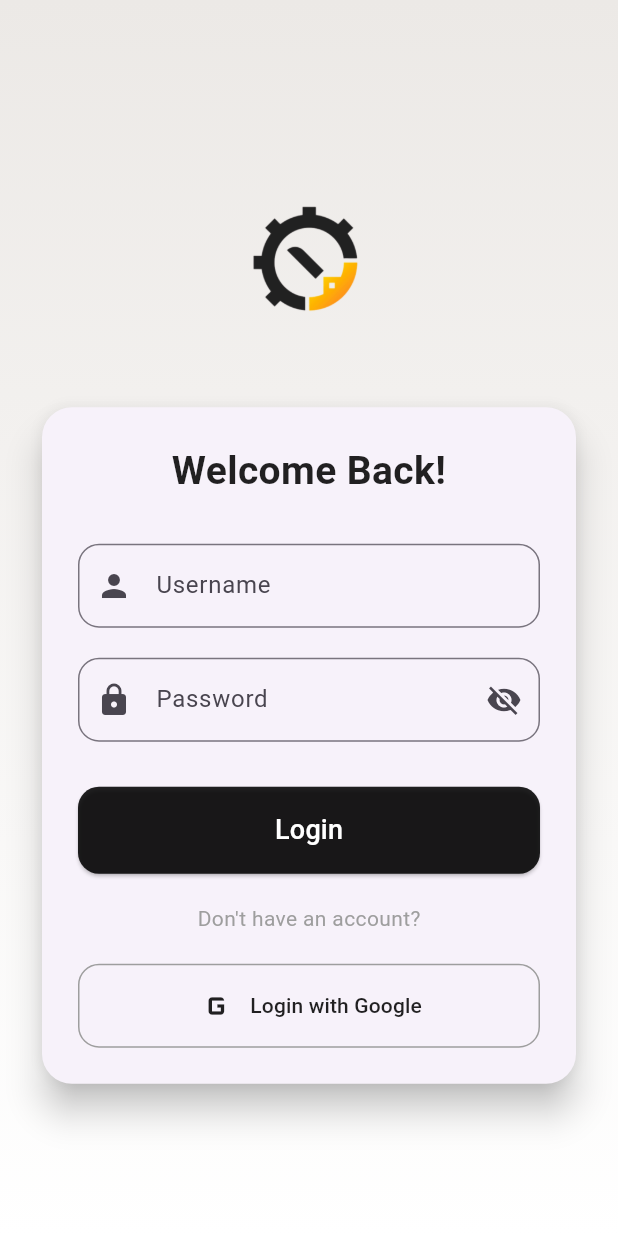
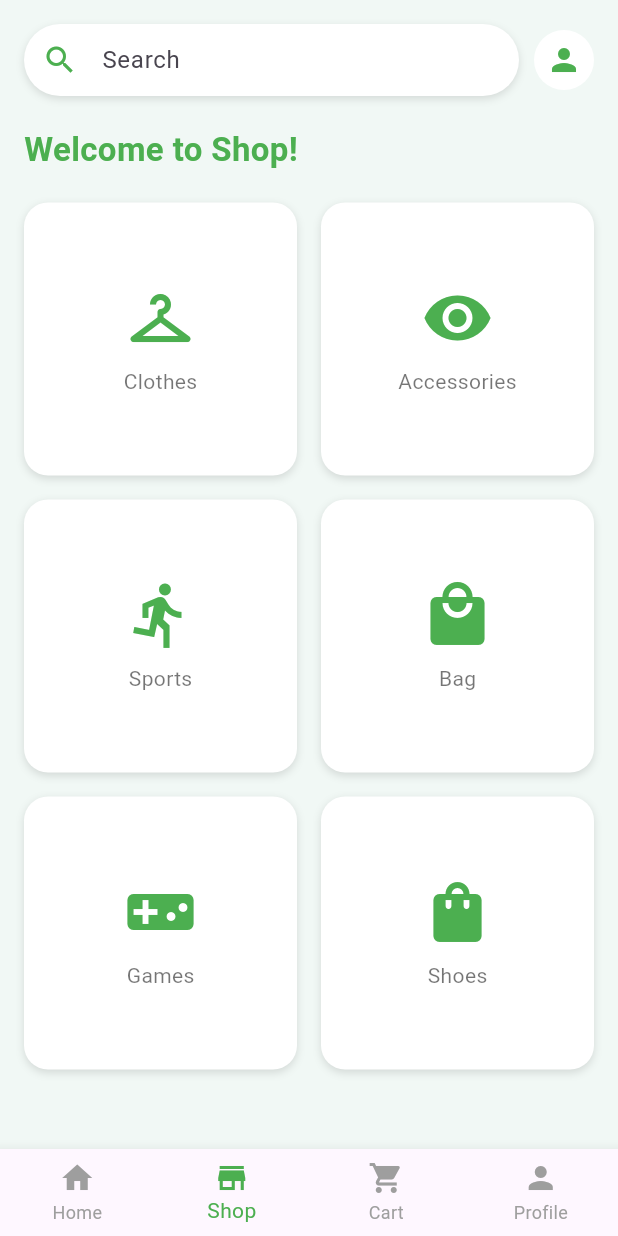
Before and after one commit to driannn4/Tugas-MP_1, a Flutter app: the screen it shows after launch, on a phone screen of 412 x 824 dp. Run offline on Flutter 3.47's test engine with Material 3 defaults, Android fonts, the light colour scheme and no system bars; Roboto replaces fonts that are missing (Helvetica).

Commit message:
tampilan Home

```diff
--- a/lib/main.dart
+++ b/lib/main.dart
@@ -1,6 +1,8 @@
 import 'package:flutter/material.dart';
-import 'screens/login_screens.dart';
 import 'screens/shop_screens.dart';
+import 'screens/home_screens.dart';
+import 'screens/cart_screens.dart';
+import 'screens/profile_screens.dart';
 
 void main() {
   runApp(const MyApp());
@@ -12,16 +14,13 @@
   @override
   Widget build(BuildContext context) {
     return MaterialApp(
-      title: 'Toko Online MP1',
+      debugShowCheckedModeBanner: false,
+      title: 'Mobile Shop',
       theme: ThemeData(
-        primarySwatch: Colors.deepPurple,
+        primarySwatch: Colors.green,
+        fontFamily: 'Helvetica',
       ),
-      initialRoute: '/',
-      routes: {
-        '/': (context) => const LoginScreen(),
-
-      },
-      debugShowCheckedModeBanner: false,
+      home: const ShopScreens(),
     );
   }
 }
--- a/lib/screens/shop_screens.dart
+++ b/lib/screens/shop_screens.dart
@@ -0,0 +1,151 @@
+import 'package:flutter/material.dart';
+import 'home_screens.dart';
+import 'cart_screens.dart';
+import 'profile_screens.dart';
+
+class ShopScreens extends StatefulWidget {
+  const ShopScreens({super.key});
+
+  @override
+  State<ShopScreens> createState() => _ShopScreensState();
+}
+
+class _ShopScreensState extends State<ShopScreens> {
+  int _currentIndex = 1;
+
+  final List<Widget> _screens = const [
+    HomeScreen(),
+    ShopContent(),
+    CartScreen(),
+    ProfileScreen(),
+  ];
+
+  @override
+  Widget build(BuildContext context) {
+    return Scaffold(
+      body: _screens[_currentIndex],
+      bottomNavigationBar: BottomNavigationBar(
+        currentIndex: _currentIndex,
+        onTap: (index) => setState(() => _currentIndex = index),
+        selectedItemColor: Colors.green,
+        unselectedItemColor: Colors.grey,
+        type: BottomNavigationBarType.fixed,
+        items: const [
+          BottomNavigationBarItem(icon: Icon(Icons.home), label: 'Home'),
+          BottomNavigationBarItem(icon: Icon(Icons.store), label: 'Shop'),
+          BottomNavigationBarItem(icon: Icon(Icons.shopping_cart), label: 'Cart'),
+          BottomNavigationBarItem(icon: Icon(Icons.person), label: 'Profile'),
+        ],
+      ),
+    );
+  }
+}
+
+class ShopContent extends StatelessWidget {
+  const ShopContent({super.key});
+
+  @override
+  Widget build(BuildContext context) {
+    return SafeArea(
+      child: Container(
+        color: const Color(0xFFF1F8F5), // modern soft green background
+        padding: const EdgeInsets.all(16),
+        child: Column(
+          crossAxisAlignment: CrossAxisAlignment.start,
+          children: [
+            // Search bar dan icon profil
+            Row(
+              children: [
+                Expanded(
+                  child: Container(
+                    padding: const EdgeInsets.symmetric(horizontal: 12),
+                    decoration: BoxDecoration(
+                      color: Colors.white,
+                      borderRadius: BorderRadius.circular(30),
+                      boxShadow: [
+                        BoxShadow(
+                          color: Colors.black12,
+                          blurRadius: 4,
+                          offset: Offset(0, 2),
+                        )
+                      ],
+                    ),
+                    child: const TextField(
+                      decoration: InputDecoration(
+                        hintText: 'Search',
+                        border: InputBorder.none,
+                        icon: Icon(Icons.search, color: Colors.green),
+                      ),
+                    ),
+                  ),
+                ),
+                const SizedBox(width: 10),
+                const CircleAvatar(
+                  backgroundColor: Colors.white,
+                  child: Icon(Icons.person, color: Colors.green),
+                ),
+              ],
+            ),
+            const SizedBox(height: 20),
+            const Text(
+              'Welcome to Shop!',
+              style: TextStyle(
+                fontSize: 22,
+                fontWeight: FontWeight.bold,
+                color: Colors.green,
+              ),
+            ),
+            const SizedBox(height: 20),
+            Expanded(
+              child: GridView.count(
+                crossAxisCount: 2,
+                mainAxisSpacing: 16,
+                crossAxisSpacing: 16,
+                children: const [
+                  ShopItem(icon: Icons.checkroom, label: 'Clothes'),
+                  ShopItem(icon: Icons.remove_red_eye, label: 'Accessories'),
+                  ShopItem(icon: Icons.directions_run, label: 'Sports'),
+                  ShopItem(icon: Icons.local_mall, label: 'Bag'),
+                  ShopItem(icon: Icons.videogame_asset, label: 'Games'),
+                  ShopItem(icon: Icons.shopping_bag, label: 'Shoes'),
+                ],
+              ),
+            ),
+          ],
+        ),
+      ),
+    );
+  }
+}
+
+class ShopItem extends StatelessWidget {
+  final IconData icon;
+  final String label;
+
+  const ShopItem({super.key, required this.icon, required this.label});
+
+  @override
+  Widget build(BuildContext context) {
+    return Container(
+      decoration: BoxDecoration(
+        color: Colors.white,
+        borderRadius: BorderRadius.circular(16),
+        boxShadow: [
+          BoxShadow(
+            color: Colors.black12,
+            blurRadius: 4,
+            offset: Offset(0, 2),
+          )
+        ],
+      ),
+      child: Column(
+        mainAxisAlignment: MainAxisAlignment.center,
+        children: [
+          Icon(icon, color: Colors.green, size: 48),
+          const SizedBox(height: 8),
+          Text(label, style: const TextStyle(color: Colors.black54)),
+        ],
+      ),
+    );
+  }
+}
```
Also changed, not shown: lib/screens/cart_screens.dart (added, +9 -0 lines), lib/screens/home_screens.dart (added, +179 -0 lines), lib/screens/login_screens.dart (+39 -6 lines), lib/screens/profile_screens.dart (added, +9 -0 lines), pubspec.yaml (line endings or trailing spaces).
